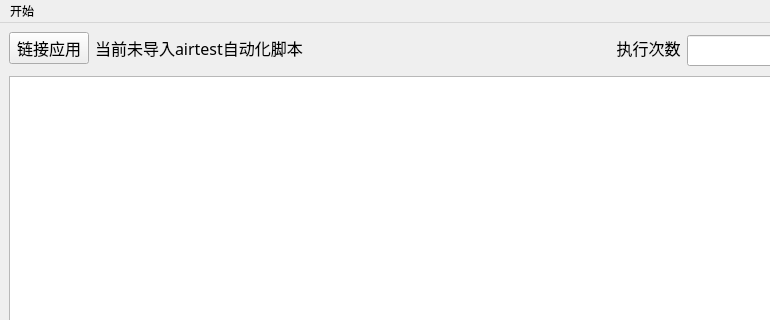
First picture: the form in app.ui, repository BigBirt/PythonGUIAuto, before the edit; both pictures show x 0 to 770 and y 0 to 320 of the 916 by 538 pixel window.
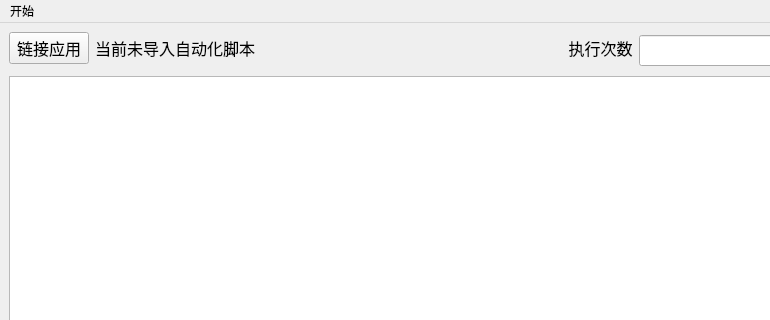
Second picture: the form after the edit.

Diff of the .ui file:
```diff
--- a/app.ui
+++ b/app.ui
@@ -58,7 +58,7 @@
       <item row="0" column="1">
        <widget class="QLabel" name="lable_tip">
         <property name="text">
-         <string>当前未导入airtest自动化脚本</string>
+         <string>当前未导入自动化脚本</string>
         </property>
        </widget>
       </item>
```
Left out of the diff: 2 changed lines with no effect on the pictures.
